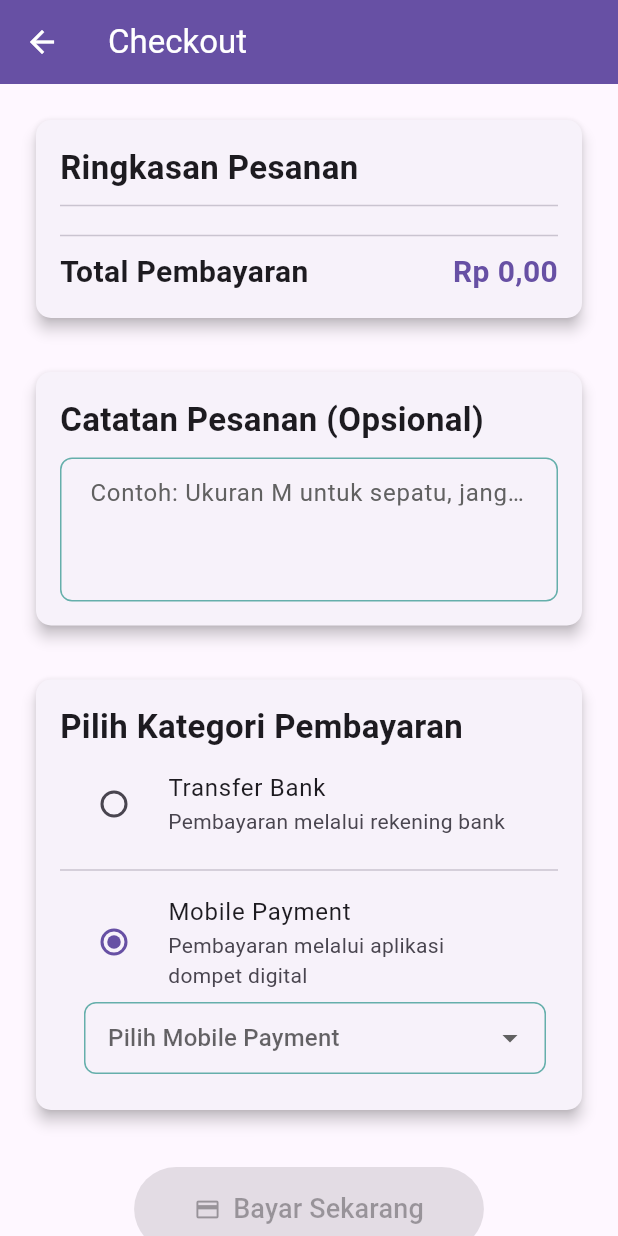
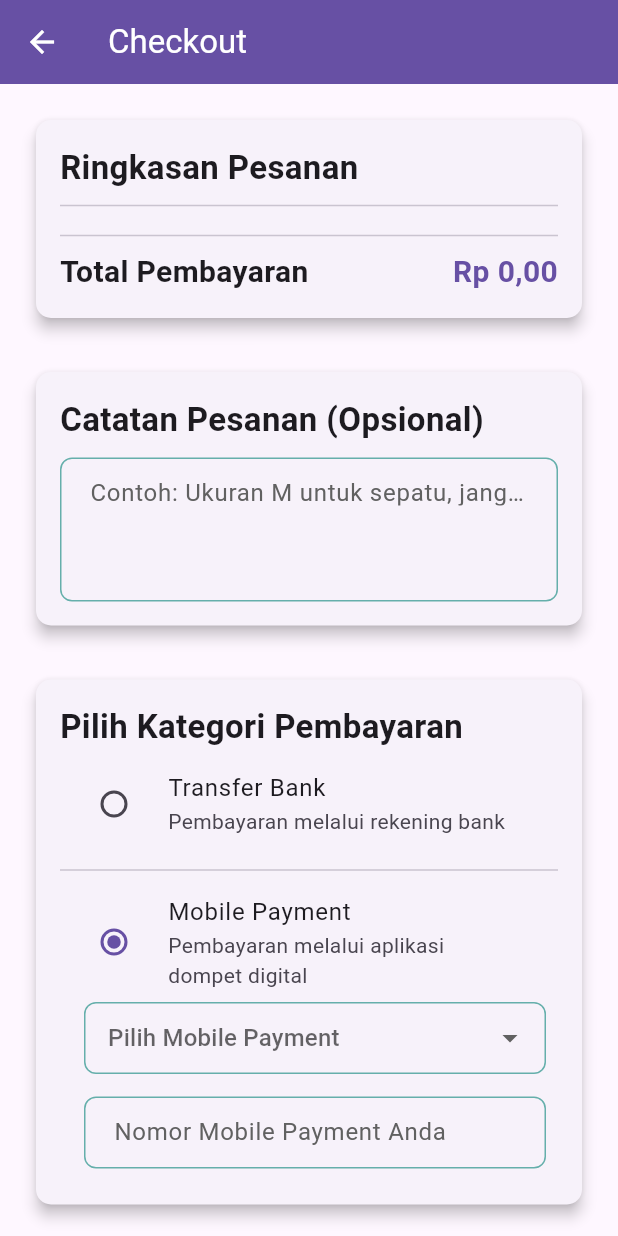
Before and after one commit to RoxySeahu/toko-olahraga-flutter, a Flutter app: the CheckoutScreen screen opened by its route, after a tap on "Transfer Bank", after a tap on "Mobile Payment", on a phone screen of 412 x 824 dp. Run offline on Flutter 3.47's test engine with Material 3 defaults, Android fonts, the light colour scheme and no system bars; our stand-ins replace cloud_firestore, firebase_auth, firebase_core, firebase_storage, image_picker; accounts and stored records are empty.

Commit message:
update keenam

```diff
--- a/lib/screens/checkout/checkout_screen.dart
+++ b/lib/screens/checkout/checkout_screen.dart
@@ -2,7 +2,7 @@ import 'package:flutter/material.dart';
 import 'package:provider/provider.dart';
 import 'package:toko_olahraga/providers/cart_provider.dart';
 import 'package:toko_olahraga/screens/home/home_screen.dart';
-import 'package:intl/intl.dart'; // Import intl
+import 'package:intl/intl.dart';
 
 class CheckoutScreen extends StatefulWidget {
   static const routeName = '/checkout';
@@ -15,7 +15,9 @@ class CheckoutScreen extends StatefulWidget {
 
 class _CheckoutScreenState extends State<CheckoutScreen> {
   final _notesController = TextEditingController();
-  final _accountNumberController = TextEditingController();
+  final _accountNumberController = TextEditingController(); // Untuk nomor rekening bank
+  final _mobilePaymentNumberController = TextEditingController(); // <<<< Tambah controller baru untuk nomor mobile payment
+
   String? _selectedPaymentMethodCategory;
   String? _selectedBank;
   String? _selectedMobilePay;
@@ -27,6 +29,7 @@ class _CheckoutScreenState extends State<CheckoutScreen> {
   void dispose() {
     _notesController.dispose();
     _accountNumberController.dispose();
+    _mobilePaymentNumberController.dispose(); // <<<< Dispose controller baru
     super.dispose();
   }
 
@@ -57,11 +60,19 @@ class _CheckoutScreenState extends State<CheckoutScreen> {
       }
     }
 
-    if (_selectedPaymentMethodCategory == 'mobile' && _selectedMobilePay == null) {
+    if (_selectedPaymentMethodCategory == 'mobile') { // Validasi untuk mobile payment
+      if (_selectedMobilePay == null) {
         ScaffoldMessenger.of(context).showSnackBar(
           const SnackBar(content: Text('Harap pilih metode pembayaran mobile Anda.')),
         );
         return;
+      }
+      if (_mobilePaymentNumberController.text.isEmpty) { // <<<< Validasi nomor mobile payment
+        ScaffoldMessenger.of(context).showSnackBar(
+          SnackBar(content: Text('Harap masukkan nomor ${_selectedMobilePay!} Anda.')),
+        );
+        return;
+      }
     }
 
     setState(() {
@@ -74,12 +85,13 @@ class _CheckoutScreenState extends State<CheckoutScreen> {
     final totalAmount = cart.totalAmount;
     final orderNotes = _notesController.text;
     final userAccountNumber = _accountNumberController.text;
+    final userMobilePaymentNumber = _mobilePaymentNumberController.text; // <<<< Ambil nomor mobile payment pengguna
 
     String paymentDetail = '';
     if (_selectedPaymentMethodCategory == 'bank') {
       paymentDetail = 'Transfer Bank: ${_selectedBank!} (No. Rek: $userAccountNumber)';
     } else if (_selectedPaymentMethodCategory == 'mobile') {
-      paymentDetail = 'Mobile Payment: ${_selectedMobilePay!}';
+      paymentDetail = 'Mobile Payment: ${_selectedMobilePay!} (No. Pembayaran: $userMobilePaymentNumber)'; // <<<< Tampilkan nomor mobile payment
     }
 
     cart.clearCart();
@@ -88,7 +100,7 @@ class _CheckoutScreenState extends State<CheckoutScreen> {
       _isProcessingOrder = false;
     });
 
-    final currencyFormatter = NumberFormat.currency(locale: 'id_ID', symbol: 'Rp ', decimalDigits: 2); // Formatter
+    final currencyFormatter = NumberFormat.currency(locale: 'id_ID', symbol: 'Rp ', decimalDigits: 2);
 
     showDialog(
       context: context,
@@ -101,7 +113,7 @@ class _CheckoutScreenState extends State<CheckoutScreen> {
           children: [
             const Text('Terima kasih atas pesanan Anda.'),
             const SizedBox(height: 10),
-            Text('Total Pembayaran: ${currencyFormatter.format(totalAmount)}'), // Format totalAmount
+            Text('Total Pembayaran: ${currencyFormatter.format(totalAmount)}'),
             Text('Metode Pembayaran: $paymentDetail'),
             if (orderNotes.isNotEmpty)
               Text('Catatan: $orderNotes'),
@@ -126,7 +138,7 @@ class _CheckoutScreenState extends State<CheckoutScreen> {
                 children: [
                   Text('Lakukan pembayaran melalui aplikasi ${_selectedMobilePay!}.'),
                   const SizedBox(height: 5),
-                  const Text('ID/Nomor Telepon: 081234567890 (a/n Toko Olahraga)'),
+                  Text('ID/Nomor Telepon Toko: 081234567890 (a/n Toko Olahraga)'), // Nomor tujuan toko
                   const Text('Atau scan QR Code berikut (simulasi):'),
                   const SizedBox(height: 10),
                   Container(
@@ -136,6 +148,9 @@ class _CheckoutScreenState extends State<CheckoutScreen> {
                     alignment: Alignment.center,
                     child: const Text('QR Code Simulasi', textAlign: TextAlign.center),
                   ),
+                  const SizedBox(height: 10), // Spasi sebelum info nomor pengguna
+                  const Text('Anda telah memasukkan nomor pembayaran:'), // <<<< Tampilkan nomor mobile payment pengguna
+                  Text('Nomor ${_selectedMobilePay!} Anda: $userMobilePaymentNumber', style: const TextStyle(fontWeight: FontWeight.bold)), // <<<< Tampilkan nomor mobile payment pengguna
                 ],
               ),
             const SizedBox(height: 10),
@@ -161,7 +176,7 @@ class _CheckoutScreenState extends State<CheckoutScreen> {
   @override
   Widget build(BuildContext context) {
     final cart = Provider.of<CartProvider>(context);
-    final currencyFormatter = NumberFormat.currency(locale: 'id_ID', symbol: 'Rp ', decimalDigits: 2); // Formatter
+    final currencyFormatter = NumberFormat.currency(locale: 'id_ID', symbol: 'Rp ', decimalDigits: 2);
 
     return Scaffold(
       appBar: AppBar(
@@ -211,7 +226,6 @@ class _CheckoutScreenState extends State<CheckoutScreen> {
                                       overflow: TextOverflow.ellipsis,
                                     ),
                                   ),
-                                  // Format harga item
                                   Text(currencyFormatter.format(item.price * item.quantity),
                                     style: const TextStyle(fontSize: 16, fontWeight: FontWeight.bold),
                                   ),
@@ -227,7 +241,6 @@ class _CheckoutScreenState extends State<CheckoutScreen> {
                                   style: TextStyle(fontSize: 20, fontWeight: FontWeight.bold),
                                 ),
                                 Text(
-                                  // Format totalAmount
                                   currencyFormatter.format(cart.totalAmount),
                                   style: TextStyle(
                                     fontSize: 20,
@@ -288,6 +301,7 @@ class _CheckoutScreenState extends State<CheckoutScreen> {
                                 setState(() {
                                   _selectedPaymentMethodCategory = value;
                                   _selectedMobilePay = null;
+                                  _mobilePaymentNumberController.clear(); // Bersihkan nomor mobile pay
                                 });
                               },
                             ),
@@ -353,14 +367,16 @@ class _CheckoutScreenState extends State<CheckoutScreen> {
                                 setState(() {
                                   _selectedPaymentMethodCategory = value;
                                   _selectedBank = null;
-                                  _accountNumberController.clear();
+                                  _accountNumberController.clear(); // Bersihkan nomor rekening
                                 });
                               },
                             ),
                             if (_selectedPaymentMethodCategory == 'mobile')
                               Padding(
                                 padding: const EdgeInsets.only(left: 16.0, right: 8.0, bottom: 8.0),
-                                child: DropdownButtonFormField<String>(
+                                child: Column( // <<<< Tambahkan Column untuk menampung Dropdown dan TextFormField
+                                  children: [
+                                    DropdownButtonFormField<String>(
                                       value: _selectedMobilePay,
                                       hint: const Text('Pilih Mobile Payment'),
                                       decoration: const InputDecoration(
@@ -385,6 +401,26 @@ class _CheckoutScreenState extends State<CheckoutScreen> {
                                         }
                                         return null;
                                       },
+                                    ),
+                                    const SizedBox(height: 15), // Spasi antara dropdown dan textfield
+                                    TextFormField( // <<<< TextFormField baru untuk nomor mobile payment
+                                      controller: _mobilePaymentNumberController,
+                                      decoration: InputDecoration(
+                                        labelText: 'Nomor ${_selectedMobilePay ?? 'Mobile Payment'} Anda',
+                                        hintText: 'Masukkan nomor telepon/ID Anda',
+                                      ),
+                                      keyboardType: TextInputType.phone, // Keyboard telepon
+                                      validator: (value) {
+                                        if (_selectedPaymentMethodCategory == 'mobile' && (value == null || value.isEmpty)) {
+                                          return 'Harap masukkan nomor pembayaran Anda.';
+                                        }
+                                        if (_selectedPaymentMethodCategory == 'mobile' && !RegExp(r'^[0-9]+$').hasMatch(value!)) {
+                                          return 'Nomor pembayaran hanya boleh angka.';
+                                        }
+                                        return null;
+                                      },
+                                    ),
+                                  ],
                                 ),
                               ),
                           ],
```
Also changed, not shown: 1 other file. Lines whose indentation alone changed are shown as unchanged.
